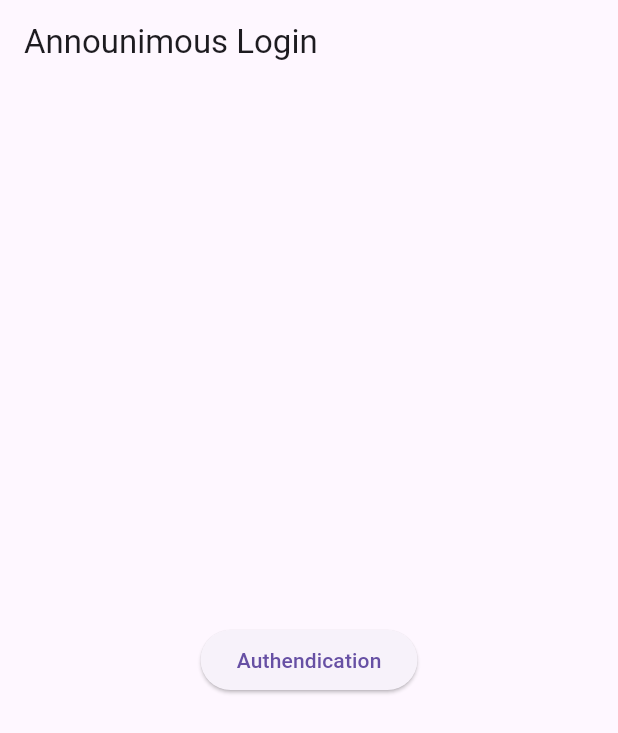
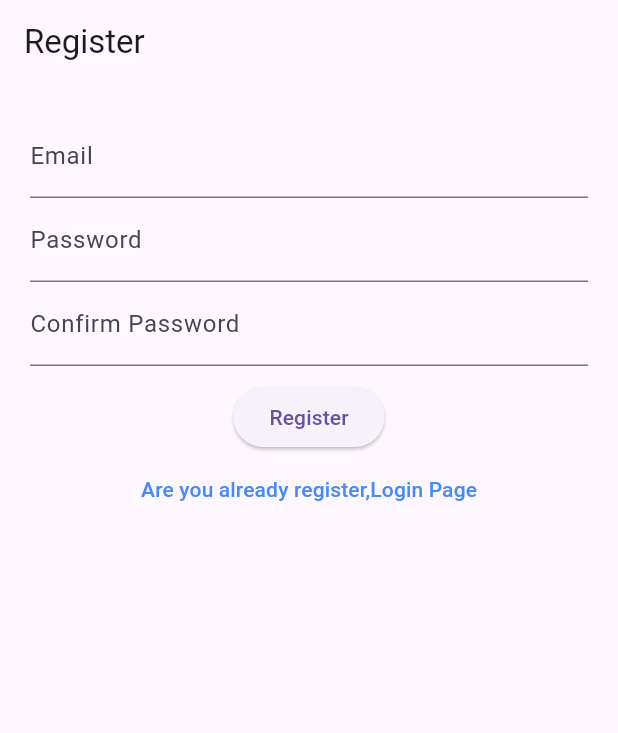
Before and after one commit to mysteriousarmy24/Authentications, a Flutter app: the screen it shows after launch, on a phone screen of 412 x 824 dp. Shown: the top 733 px of the screen. Run offline on Flutter 3.47's test engine with Material 3 defaults, Android fonts, the phone set to English and light mode, and no system bars; our stand-ins replace firebase_auth, firebase_core; accounts and stored records are empty.

Commit message:
create account by using email & password

```diff
--- a/lib/main.dart
+++ b/lib/main.dart
@@ -1,4 +1,4 @@
-import 'package:authentication_test/pages/authentication/authendication.dart';
+import 'package:authentication_test/pages/authentication/register.dart';
 import 'package:firebase_core/firebase_core.dart';
 import 'package:flutter/material.dart';
 
@@ -13,9 +13,6 @@ class MyApp extends StatelessWidget {
 
   @override
   Widget build(BuildContext context) {
-    return MaterialApp(
-      debugShowCheckedModeBanner: false,
-      home: AuthendicationPage(),
-    );
+    return MaterialApp(debugShowCheckedModeBanner: false, home: RegisterPage());
   }
 }
--- a/lib/pages/authentication/authendication.dart
+++ b/lib/pages/authentication/authendication.dart
@@ -25,7 +25,7 @@ class AuthendicationPage extends StatelessWidget {
           onPressed: () {
             _annonimousLogin(context);
           },
-          child: Text("Authendication"),
+          child: Text("Anonymous login"),
         ),
       ),
     );
--- /dev/null
+++ b/lib/pages/authentication/register.dart
@@ -0,0 +1,152 @@
+import 'package:authentication_test/pages/authentication/login_page.dart';
+import 'package:authentication_test/pages/main-page.dart';
+import 'package:authentication_test/services/auth_services.dart';
+import 'package:flutter/material.dart';
+
+class RegisterPage extends StatefulWidget {
+  const RegisterPage({super.key});
+
+  @override
+  State<RegisterPage> createState() => _RegisterPageState();
+}
+
+class _RegisterPageState extends State<RegisterPage> {
+  final TextEditingController _emailContraller = TextEditingController();
+  final TextEditingController _passwordContraller = TextEditingController();
+  final TextEditingController _confirmPasswordContraller =
+      TextEditingController();
+
+  bool _isLoading = false;
+  Future<void> _createWithEmaipassword({
+    required String email,
+    required String password,
+  }) async {
+    try {
+      setState(() {
+        _isLoading = true;
+      });
+      await AuthServices().registerWithEmailPasword(
+        email: email,
+        password: password,
+      );
+      setState(() {
+        _isLoading = false;
+      });
+      Navigator.push(
+        context,
+        MaterialPageRoute(builder: (context) => MainPage()),
+      );
+
+      print("Created Acc with email");
+    } catch (error) {
+      print("Error in sign with email & asswords $error");
+    }
+  }
+
+  @override
+  void dispose() {
+    _emailContraller.dispose();
+    _confirmPasswordContraller.dispose();
+    _passwordContraller.dispose();
+    super.dispose();
+  }
+
+  final _formKey = GlobalKey<FormState>();
+  @override
+  Widget build(BuildContext context) {
+    return Scaffold(
+      appBar: AppBar(title: Text("Register")),
+      body: Column(
+        children: [
+          Form(
+            key: _formKey,
+            child: Padding(
+              padding: const EdgeInsets.all(20),
+              child: Column(
+                children: [
+                  TextFormField(
+                    controller: _emailContraller,
+                    keyboardType: TextInputType.emailAddress,
+                    decoration: InputDecoration(label: Text("Email")),
+                    validator: (value) {
+                      if (value == null || value.isEmpty) {
+                        return "Enter an email";
+                      } else if (!RegExp(
+                        r'^[^@]+@[^@]+\.[^@]+',
+                      ).hasMatch(value)) {
+                        return "Enter a valid Email";
+                      } else {
+                        return null;
+                      }
+                    },
+                  ),
+                  TextFormField(
+                    controller: _passwordContraller,
+                    obscureText: true,
+                    decoration: InputDecoration(label: Text('Password')),
+                    validator: (value) {
+                      if (value == null || value.isEmpty) {
+                        return "Enter a password";
+                      } else if (value.length < 6) {
+                        return "Password must be at least 6 charactors ";
+                      } else {
+                        return null;
+                      }
+                    },
+                  ),
+                  TextFormField(
+                    controller: _confirmPasswordContraller,
+                    obscureText: true,
+                    decoration: InputDecoration(
+                      label: Text('Confirm Password'),
+                    ),
+                    validator: (value) {
+                      if (value == null || value.isEmpty) {
+                        return "Enter a password";
+                      } else if (_passwordContraller.text != value) {
+                        return "Passwords don't match";
+                      } else {
+                        return null;
+                      }
+                    },
+                  ),
+                  SizedBox(height: 10),
+                  Center(
+                    child: ElevatedButton(
+                      onPressed: () {
+                        if (_formKey.currentState!.validate()) {
+                          _createWithEmaipassword(
+                            email: _emailContraller.text,
+                            password: _passwordContraller.text,
+                          );
+                        }
+                      },
+                      child: _isLoading
+                          ? CircularProgressIndicator()
+                          : Text("Register"),
+                    ),
+                  ),
+
+                  Center(
+                    child: TextButton(
+                      onPressed: () {
+                        Navigator.pushReplacement(
+                          context,
+                          MaterialPageRoute(builder: (context) => LoginPage()),
+                        );
+                      },
+                      child: Text(
+                        "Are you already register,Login Page",
+                        style: TextStyle(color: Colors.blueAccent),
+                      ),
+                    ),
+                  ),
+                ],
+              ),
+            ),
+          ),
+        ],
+      ),
+    );
+  }
+}
--- a/lib/pages/main-page.dart
+++ b/lib/pages/main-page.dart
@@ -1,4 +1,5 @@
 import 'package:authentication_test/pages/authentication/authendication.dart';
+import 'package:authentication_test/pages/authentication/register.dart';
 import 'package:authentication_test/services/auth_services.dart';
 import 'package:flutter/material.dart';
 
@@ -13,7 +14,7 @@ class MainPage extends StatelessWidget {
       await AuthServices().signOut();
       Navigator.pushReplacement(
         context,
-        MaterialPageRoute(builder: (context) => AuthendicationPage()),
+        MaterialPageRoute(builder: (context) => RegisterPage()),
       );
     } catch (error) {
       print("Error in sin out $error");
--- a/lib/services/auth_services.dart
+++ b/lib/services/auth_services.dart
@@ -49,6 +49,26 @@ class AuthServices {
     }
   }
 
+  //sigen with emai & password
+  Future<void> registerWithEmailPasword({
+    required String email,
+    required String password,
+  }) async {
+    try {
+      await _auth.createUserWithEmailAndPassword(
+        email: email,
+        password: password,
+      );
+    } on FirebaseAuthException catch (error) {
+      print(
+        "Error in create with email & passwords ${mapFirebaseAuthExceptionCode(errorCode: error.code)}",
+      );
+      throw Exception(mapFirebaseAuthExceptionCode(errorCode: error.code));
+    } catch (error) {
+      print("Unexpected Error occoured $error");
+    }
+  }
+
   //get user details
   User? getUserDetails() {
     return _auth.currentUser;
```
Also changed, not shown: lib/pages/authentication/login_page.dart (added, +101 -0 lines).
